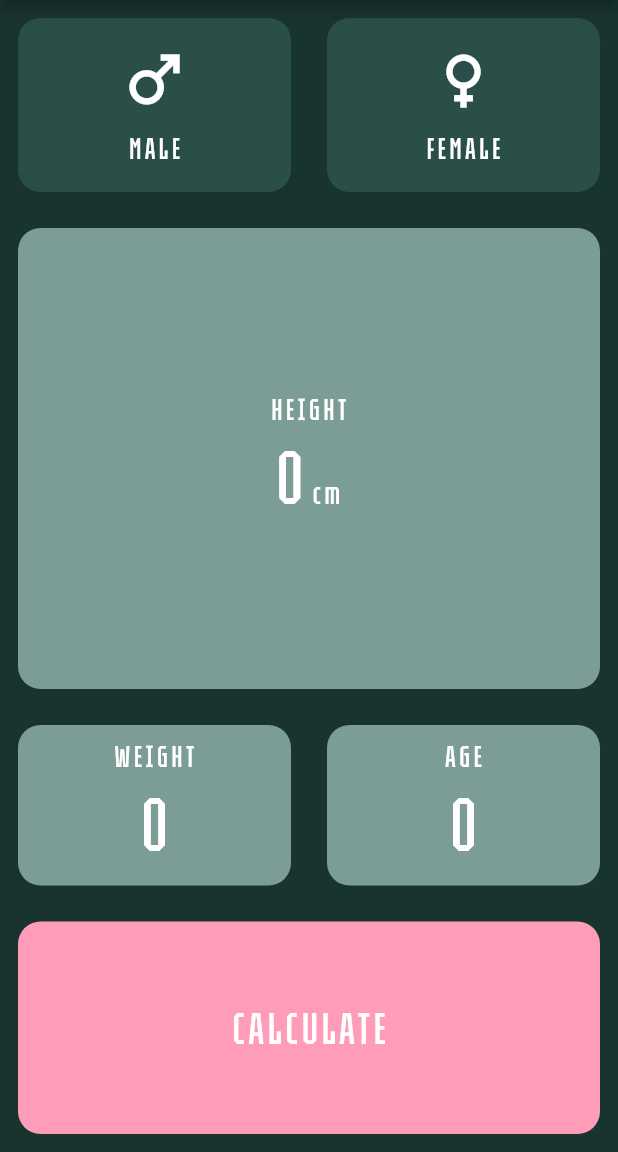
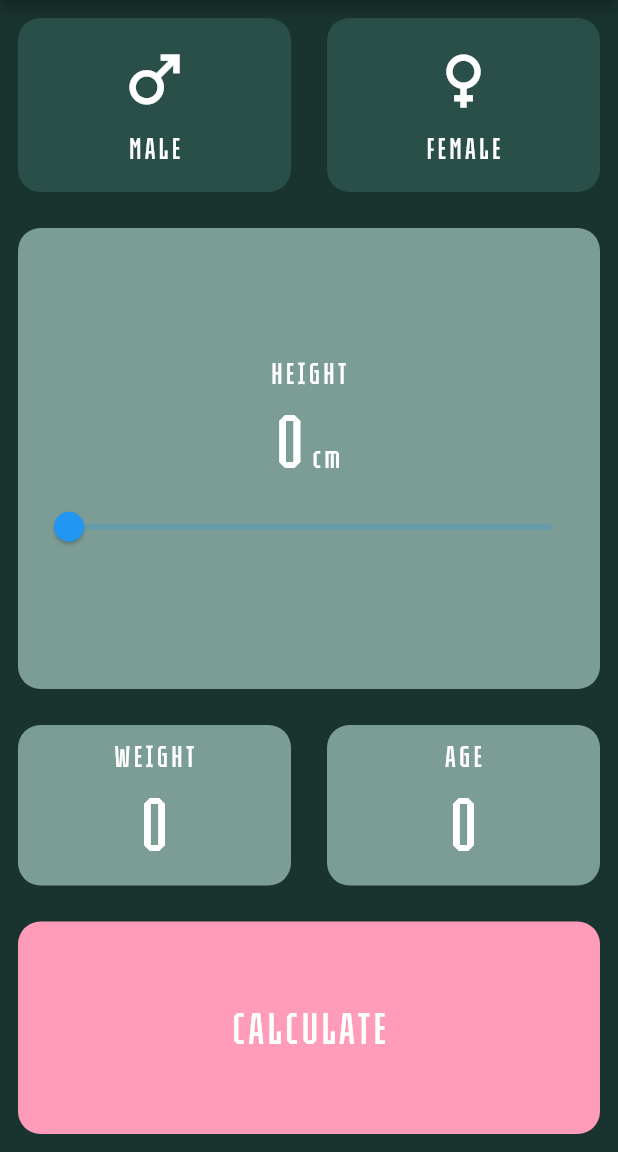
Before and after one commit to Arrocito82/bmi_calculator, a Flutter app: the screen it shows after launch, on a phone screen of 412 x 824 dp, the part 84-1236 px from its top. Run offline on Flutter 3.47's test engine with Material 2 defaults, Android fonts, the phone set to English and light mode, and no system bars.

Commit message:
Convention fixes

```diff
--- a/lib/InputPage.dart
+++ b/lib/input_page.dart
@@ -1,14 +1,16 @@
 import 'package:flutter/material.dart';
 
-import 'IconContent.dart';
-import 'MyCard.dart';
 import 'constants.dart';
+import 'icon_content.dart';
+import 'my_card.dart';
 
 enum Gender { female, male, none }
 
 class InputPage extends StatefulWidget {
+  const InputPage({super.key});
+
   @override
-  _InputPageState createState() => _InputPageState();
+  State<InputPage> createState() => _InputPageState();
 }
 
 class _InputPageState extends State<InputPage> {
@@ -48,7 +50,7 @@ class _InputPageState extends State<InputPage> {
             child: MyCard(
               primaryColor:
                   (_gender == Gender.female) ? kPrimaryLight : kPrimaryDark,
-              child: IconContent(
+              child: const IconContent(
                 icon: Icons.female,
                 text: "FEMALE",
               ),
@@ -56,32 +58,43 @@ class _InputPageState extends State<InputPage> {
           ),
         ),
       ];
-  Expanded getHeigthCard() => Expanded(
+  Expanded getHeightCard() => Expanded(
         flex: 4,
         child: MyCard(
           primaryColor: kPrimaryLight,
           child: Column(
             mainAxisAlignment: MainAxisAlignment.center,
             children: [
-              Text(
+              const Text(
                 "HEIGHT",
                 style: kLabelTextStyle,
               ),
               Row(
                 mainAxisAlignment: MainAxisAlignment.center,
                 crossAxisAlignment: CrossAxisAlignment.baseline,
-                textBaseline: TextBaseline.ideographic,
+                textBaseline: TextBaseline.alphabetic,
                 children: [
                   Text(
                     "$_height",
                     style: kNumberTextStyle,
                   ),
-                  Text(
+                  const Text(
                     " cm",
                     style: kLabelTextStyle,
                   ),
                 ],
               ),
+              Slider(
+                value: _height.toDouble(),
+                max: 100,
+                divisions: 100,
+                label: null,
+                onChanged: (double value) {
+                  setState(() {
+                    _height = value.round();
+                  });
+                },
+              )
             ],
           ),
         ),
@@ -89,11 +102,11 @@ class _InputPageState extends State<InputPage> {
   Widget getCalculateButton() => Expanded(
         flex: 2,
         child: Container(
-          margin: EdgeInsets.all(12.0),
+          margin: const EdgeInsets.all(12.0),
           width: double.infinity,
           child: TextButton(
             onPressed: () {},
-            child: Text(
+            child: const Text(
               "CALCULATE",
               style: TextStyle(
                 color: Colors.white,
@@ -110,7 +123,7 @@ class _InputPageState extends State<InputPage> {
             child: Column(
               mainAxisAlignment: MainAxisAlignment.center,
               children: [
-                Text(
+                const Text(
                   "WEIGHT",
                   style: kLabelTextStyle,
                 ),
@@ -129,7 +142,7 @@ class _InputPageState extends State<InputPage> {
             child: Column(
               mainAxisAlignment: MainAxisAlignment.center,
               children: [
-                Text(
+                const Text(
                   "AGE",
                   style: kLabelTextStyle,
                 ),
@@ -146,10 +159,9 @@ class _InputPageState extends State<InputPage> {
   Widget build(BuildContext context) {
     return Scaffold(
       appBar: AppBar(
-        title: Text('BMI CALCULATOR'),
+        title: const Text('BMI CALCULATOR'),
       ),
-      body: Container(
-        child: OrientationBuilder(
+      body: OrientationBuilder(
         builder: (context, orientation) {
           if (orientation == Orientation.portrait) {
             return Column(
@@ -157,7 +169,7 @@ class _InputPageState extends State<InputPage> {
                 Row(
                   children: getGenderButtons(),
                 ),
-                  getHeigthCard(),
+                getHeightCard(),
                 Row(
                   children: getWeightAgeButtons(),
                 ),
@@ -186,7 +198,7 @@ class _InputPageState extends State<InputPage> {
                 Expanded(
                   child: Column(
                     children: [
-                        getHeigthCard(),
+                      getHeightCard(),
                       getCalculateButton(),
                     ],
                   ),
@@ -196,7 +208,6 @@ class _InputPageState extends State<InputPage> {
           }
         },
       ),
-      ),
     );
   }
 }
--- a/lib/main.dart
+++ b/lib/main.dart
@@ -1,7 +1,7 @@
 import 'package:bmi_calculator/constants.dart';
 import 'package:flutter/material.dart';
 
-import 'InputPage.dart';
+import 'input_page.dart';
 
 void main() => runApp(BMICalculator());
 
```
Also changed, not shown: lib/icon_content.dart (renamed from lib/IconContent.dart), lib/my_card.dart (renamed from lib/MyCard.dart). Lines whose indentation alone changed are shown as unchanged.
